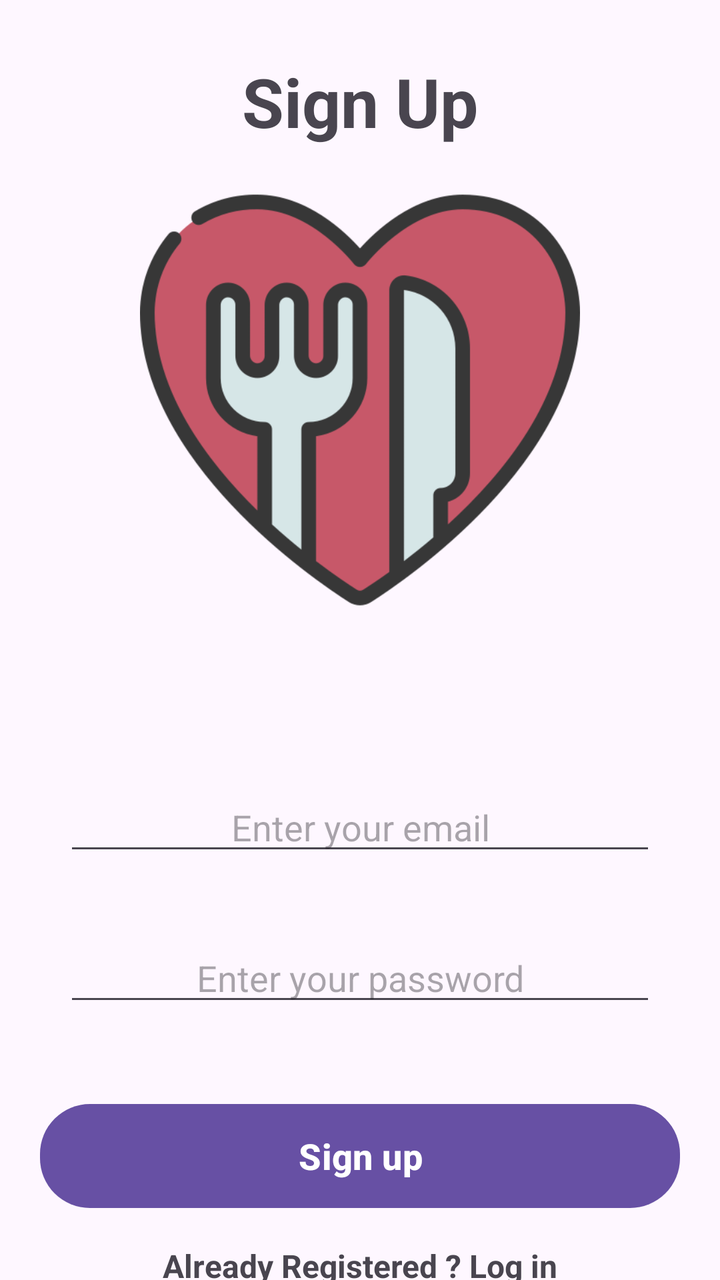
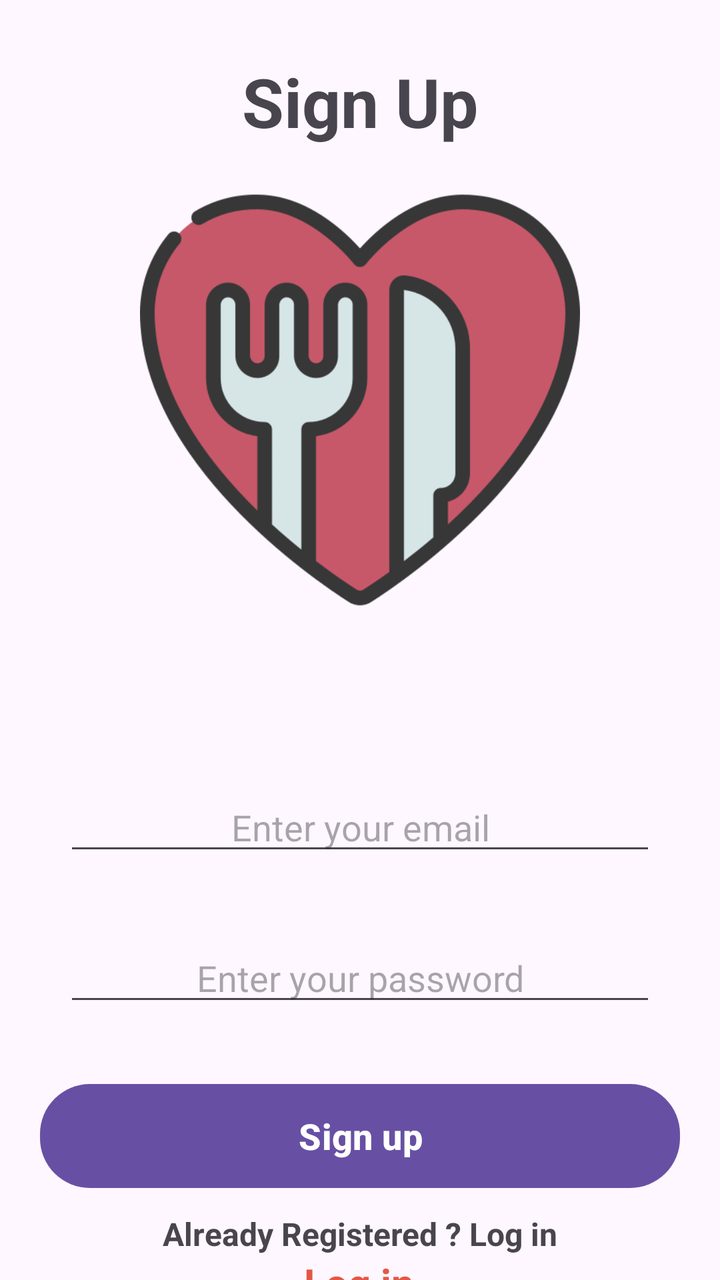

Before-and-after screenshots of an Android layout around one commit, followed by the original layout XML and the change that was made.
<!-- AndroidManifest.xml: application theme Theme.Yumico -->
<!-- res/layout/fragment_signup.xml -->
<?xml version="1.0" encoding="utf-8"?>
<layout xmlns:android="http://schemas.android.com/apk/res/android"
    xmlns:app="http://schemas.android.com/apk/res-auto"
    xmlns:tools="http://schemas.android.com/tools">

    <data>
        <variable
            name="signupObject"
            type="com.ecemm.yumico.ui.fragment.auth.SignupFragment" />
        <variable
            name="foodTitle"
            type="String" />
    </data>

    <androidx.constraintlayout.widget.ConstraintLayout
        android:layout_width="match_parent"
        android:layout_height="match_parent">

        <ImageView
            android:id="@+id/imageView"
            android:layout_width="222dp"
            android:layout_height="220dp"
            android:layout_marginTop="90dp"
            android:src="@drawable/food_img"
            app:layout_constraintEnd_toEndOf="parent"
            app:layout_constraintHorizontal_bias="0.5"
            app:layout_constraintStart_toStartOf="parent"
            app:layout_constraintTop_toTopOf="parent" />

        <TextView
            android:id="@+id/textView4"
            android:layout_width="wrap_content"
            android:layout_height="wrap_content"
            android:layout_marginTop="28dp"
            android:text="Sign Up"
            android:textSize="34sp"
            android:textStyle="bold"
            app:layout_constraintEnd_toEndOf="parent"
            app:layout_constraintHorizontal_bias="0.5"
            app:layout_constraintStart_toStartOf="parent"
            app:layout_constraintTop_toTopOf="parent" />

        <TextView
            android:id="@+id/textViewFoodTitle"
            android:layout_width="wrap_content"
            android:layout_height="wrap_content"
            android:layout_marginTop="20dp"
            android:text='@{foodTitle}'
            android:textAlignment="center"
            android:textSize="22sp"
            android:textStyle="bold"
            app:layout_constraintEnd_toEndOf="parent"
            app:layout_constraintHorizontal_bias="0.498"
            app:layout_constraintStart_toStartOf="parent"
            app:layout_constraintTop_toBottomOf="@+id/imageView" />

        <EditText
            android:id="@+id/editTextEmail"
            android:layout_width="0dp"
            android:layout_height="wrap_content"
            android:layout_marginStart="32dp"
            android:layout_marginTop="32dp"
            android:layout_marginEnd="32dp"
            android:ems="10"
            android:hint="Enter your email"
            android:inputType="textEmailAddress"
            android:textAlignment="center"
            app:layout_constraintEnd_toEndOf="parent"
            app:layout_constraintHorizontal_bias="0.5"
            app:layout_constraintStart_toStartOf="parent"
            app:layout_constraintTop_toBottomOf="@+id/textViewFoodTitle" />

        <EditText
            android:id="@+id/editTextPassword"
            android:layout_width="0dp"
            android:layout_height="wrap_content"
            android:layout_marginStart="32dp"
            android:layout_marginTop="34dp"
            android:layout_marginEnd="32dp"
            android:ems="10"
            android:hint="Enter your password"
            android:inputType="textPassword"
            android:textAlignment="center"
            app:layout_constraintEnd_toEndOf="parent"
            app:layout_constraintHorizontal_bias="0.5"
            app:layout_constraintStart_toStartOf="parent"
            app:layout_constraintTop_toBottomOf="@+id/editTextEmail" />

        <Button
            android:id="@+id/buttonSignup"
            android:layout_width="0dp"
            android:layout_height="52dp"
            android:layout_marginHorizontal="20dp"
            android:layout_marginTop="44dp"
            android:background="@drawable/gradient_button"
            android:backgroundTint="@null"
            android:elevation="6dp"
            android:text="Sign up"
            android:textColor="@android:color/white"
            android:textStyle="bold"
            android:textSize="18sp"
            app:layout_constraintEnd_toEndOf="parent"
            app:layout_constraintStart_toStartOf="parent"
            app:layout_constraintTop_toBottomOf="@+id/editTextPassword" />


        <TextView
            android:id="@+id/textView6"
            android:layout_width="wrap_content"
            android:layout_height="wrap_content"
            android:layout_marginTop="18dp"
            android:text="Already Registered ? Log in"
            android:textAlignment="center"
            android:textSize="16sp"
            android:textStyle="bold"
            app:layout_constraintEnd_toEndOf="parent"
            app:layout_constraintHorizontal_bias="0.5"
            app:layout_constraintStart_toStartOf="parent"
            app:layout_constraintTop_toBottomOf="@+id/buttonSignup" />

        <TextView
            android:id="@+id/textViewLogin"
            android:layout_width="wrap_content"
            android:layout_height="wrap_content"
            android:clickable="true"
            android:text="Log in"
            android:textAlignment="center"
            android:textColor="#E45747"
            android:textSize="20sp"
            android:textStyle="bold"
            app:layout_constraintEnd_toEndOf="parent"
            app:layout_constraintHorizontal_bias="0.498"
            app:layout_constraintStart_toStartOf="parent"
            app:layout_constraintTop_toBottomOf="@+id/textView6" />
    </androidx.constraintlayout.widget.ConstraintLayout>
</layout>
<!-- resources referenced by this layout -->
<resources>
  <!-- drawable food_img: png bitmap (drawable, 32633 bytes) -->
  <!-- drawable gradient_button (drawable) -->
  <?xml version="1.0" encoding="utf-8"?>
  <layer-list xmlns:android="http://schemas.android.com/apk/res/android">
      
      <item android:right="0dp" android:left="0dp" android:top="3dp">
          <shape android:shape="rectangle">
              <solid android:color="#20000000"/>
              <corners android:radius="25dp"/>
          </shape>
      </item>
  
      <item>
          <shape android:shape="rectangle">
              <gradient
                  android:startColor="#FF9A3D"
                  android:endColor="#FF5A3D"
                  android:angle="90"/>
              <corners android:radius="25dp"/>
          </shape>
      </item>
  </layer-list>
  <style name="Theme.Yumico" parent="Base.Theme.Yumico" />
  <style name="Base.Theme.Yumico" parent="Theme.Material3.DayNight.NoActionBar">
          
          
      </style>
</resources>

<!-- the commit's change to res/layout/fragment_signup.xml (unified diff, before → after) -->
@@ -91,14 +91,14 @@
             android:layout_width="0dp"
             android:layout_height="52dp"
             android:layout_marginHorizontal="20dp"
-            android:layout_marginTop="44dp"
+            android:layout_marginTop="34dp"
             android:background="@drawable/gradient_button"
             android:backgroundTint="@null"
             android:elevation="6dp"
             android:text="Sign up"
             android:textColor="@android:color/white"
+            android:textSize="18sp"
             android:textStyle="bold"
-            android:textSize="18sp"
             app:layout_constraintEnd_toEndOf="parent"
             app:layout_constraintStart_toStartOf="parent"
             app:layout_constraintTop_toBottomOf="@+id/editTextPassword" />
@@ -108,7 +108,7 @@
             android:id="@+id/textView6"
             android:layout_width="wrap_content"
             android:layout_height="wrap_content"
-            android:layout_marginTop="18dp"
+            android:layout_marginTop="12dp"
             android:text="Already Registered ? Log in"
             android:textAlignment="center"
             android:textSize="16sp"
